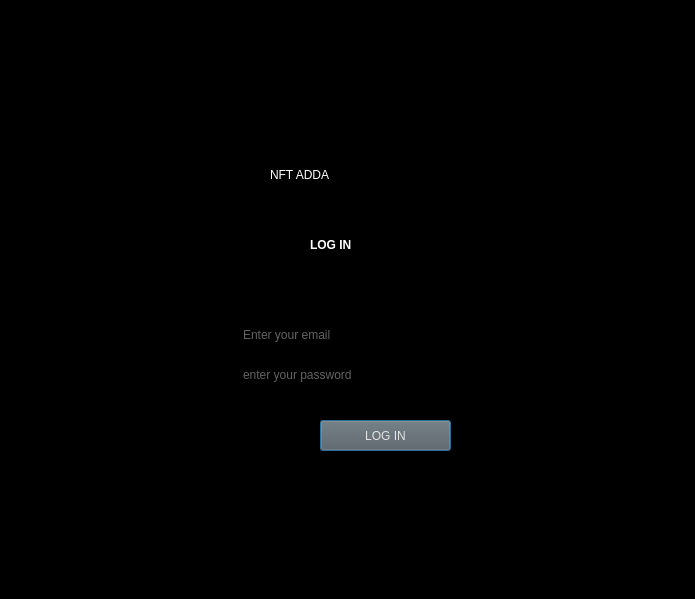
SujalMatolia0/NFT-First-project, file frontend/login.ui: the form before one commit.
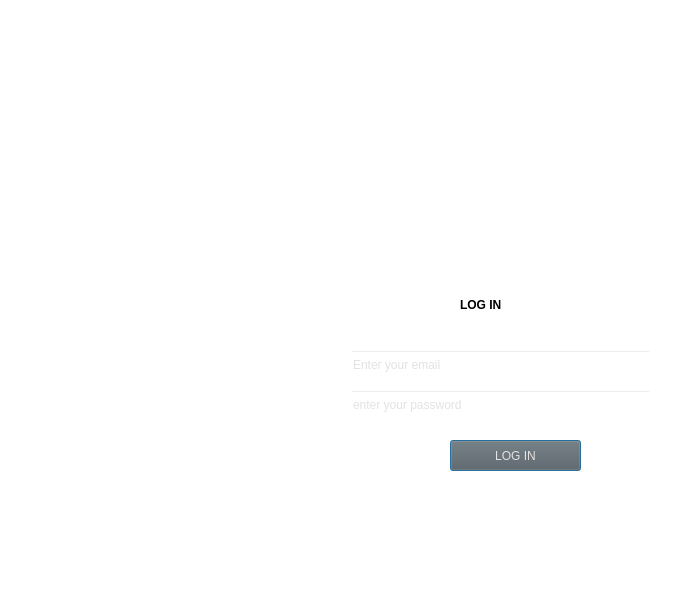
The form after the commit.

```diff
--- a/frontend/login.ui
+++ b/frontend/login.ui
@@ -15,30 +15,14 @@
   </property>
   <property name="styleSheet">
    <string notr="true">background-color: rgb(232, 0, 232);
-background-color: rgb(0, 0, 0);</string>
+background-color: rgb(0, 0, 0);
+background: transparent;</string>
   </property>
-  <widget class="QLabel" name="label">
-   <property name="geometry">
-    <rect>
-     <x>270</x>
-     <y>150</y>
-     <width>231</width>
-     <height>51</height>
-    </rect>
-   </property>
-   <property name="styleSheet">
-    <string notr="true">font: 30pt &quot;Comic Sans MS&quot;;
-color: rgb(255, 255, 255);</string>
-   </property>
-   <property name="text">
-    <string>&lt;html&gt;&lt;head/&gt;&lt;body&gt;&lt;p&gt;NFT ADDA&lt;/p&gt;&lt;/body&gt;&lt;/html&gt;</string>
-   </property>
-  </widget>
   <widget class="QLineEdit" name="Loginemail">
    <property name="geometry">
     <rect>
-     <x>240</x>
-     <y>320</y>
+     <x>350</x>
+     <y>350</y>
      <width>301</width>
      <height>30</height>
     </rect>
@@ -57,8 +41,8 @@
   <widget class="QLineEdit" name="Loginpass">
    <property name="geometry">
     <rect>
-     <x>240</x>
-     <y>360</y>
+     <x>350</x>
+     <y>390</y>
      <width>301</width>
      <height>30</height>
     </rect>
@@ -77,15 +61,18 @@
   <widget class="QLabel" name="label_2">
    <property name="geometry">
     <rect>
-     <x>310</x>
-     <y>220</y>
+     <x>460</x>
+     <y>280</y>
      <width>131</width>
      <height>51</height>
     </rect>
    </property>
    <property name="styleSheet">
     <string notr="true">color: rgb(255, 255, 255);
+font: 24pt &quot;Cooper Black&quot;;
+color: rgb(0, 0, 0);
 font: 24pt &quot;Mangal&quot;;
+font: 24pt &quot;Cooper Black&quot;;
 </string>
    </property>
    <property name="text">
@@ -95,8 +82,8 @@
   <widget class="QPushButton" name="Login">
    <property name="geometry">
     <rect>
-     <x>320</x>
-     <y>420</y>
+     <x>450</x>
+     <y>440</y>
      <width>131</width>
      <height>31</height>
     </rect>
```
